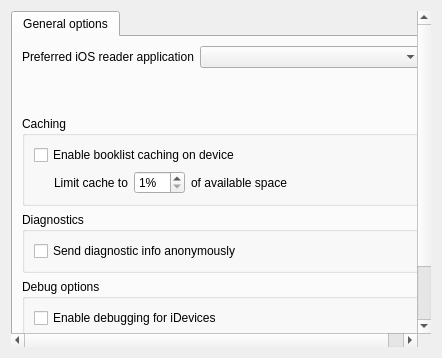
Above: widgets/main.ui from Philantrop/calibre-ios-reader-applications before the change. Below: the same form after it.
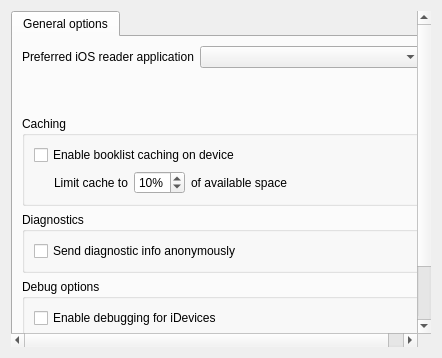
That is the form after the change. Icons and pictures are not drawn.

Diff of the .ui file:
```diff
--- a/widgets/main.ui
+++ b/widgets/main.ui
@@ -209,6 +209,9 @@
                  <number>1</number>
                 </property>
                 <property name="maximum">
+                 <number>20</number>
+                </property>
+                <property name="value">
                  <number>10</number>
                 </property>
                </widget>
```
